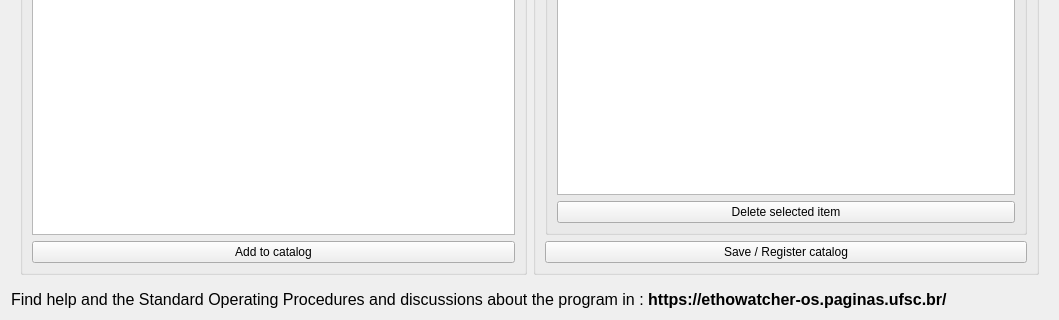
Before: the Qt Designer form src/telacadastrocatalago.ui in EthoWatcher/ethowatcher, drawn with Qt 5; both pictures show x 0 to 1059 and y 429 to 749 of the 1059 by 749 pixel window.
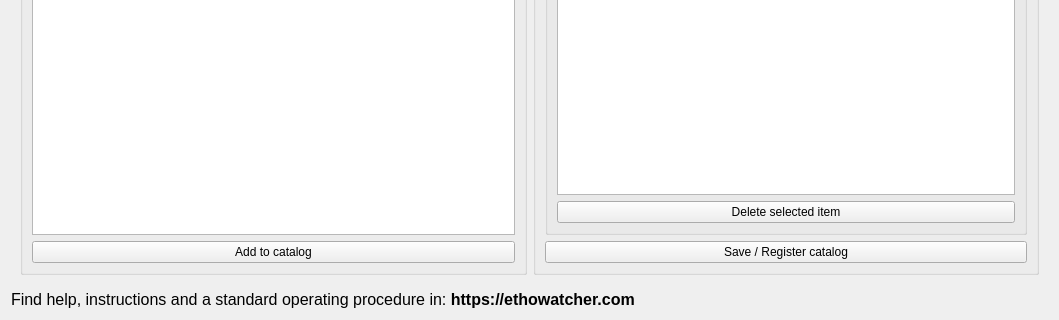
After: the same form once the commit is applied. Icons and pictures are not drawn.

```diff
--- a/src/telacadastrocatalago.ui
+++ b/src/telacadastrocatalago.ui
@@ -201,7 +201,7 @@
    <item>
     <widget class="QLabel" name="label_5">
      <property name="text">
-      <string>&lt;html&gt;&lt;head/&gt;&lt;body&gt;&lt;p&gt;&lt;span style=&quot; font-size:12pt;&quot;&gt;Find help and the Standard Operating Procedures and discussions about the program in : &lt;/span&gt;&lt;span style=&quot; font-size:12pt; font-weight:600;&quot;&gt;https://ethowatcher-os.paginas.ufsc.br/&lt;/span&gt;&lt;/p&gt;&lt;/body&gt;&lt;/html&gt;</string>
+      <string>&lt;html&gt;&lt;head/&gt;&lt;body&gt;&lt;p&gt;&lt;span style=&quot; font-family:'Calibri'; font-size:12pt; color:#000000;&quot;&gt;Find help, instructions and a standard operating procedure in&lt;/span&gt;&lt;span style=&quot; font-size:12pt;&quot;&gt;: &lt;/span&gt;&lt;span style=&quot; font-size:12pt; font-weight:600;&quot;&gt;https://ethowatcher.com&lt;/span&gt;&lt;/p&gt;&lt;/body&gt;&lt;/html&gt;</string>
      </property>
     </widget>
    </item>
```
